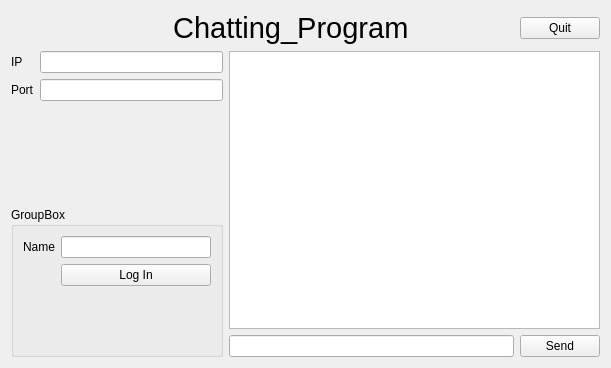
This is Qt_Project(master)/chatting_client.ui in jshs214/Qt_Project as Qt 5 draws it before an edit. The edited form follows.
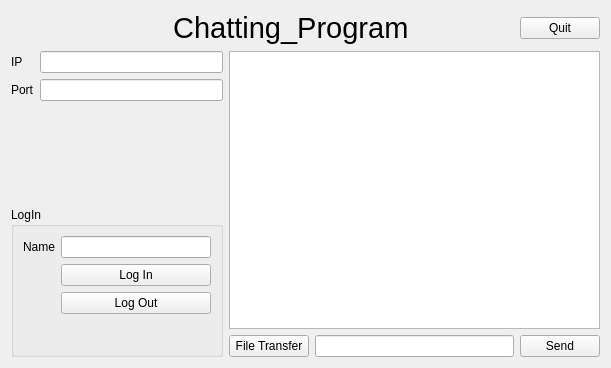
This is the edited form.

What changed in the file:
```diff
--- a/Qt_Project(master)/chatting_client.ui
+++ b/Qt_Project(master)/chatting_client.ui
@@ -120,7 +120,7 @@
        <item>
         <widget class="QGroupBox" name="groupBox">
          <property name="title">
-          <string>GroupBox</string>
+          <string>LogIn</string>
          </property>
          <layout class="QHBoxLayout" name="horizontalLayout_8">
           <item>
@@ -144,6 +144,13 @@
                 </property>
                </widget>
               </item>
+              <item row="2" column="1">
+               <widget class="QPushButton" name="logoutButton">
+                <property name="text">
+                 <string>Log Out</string>
+                </property>
+               </widget>
+              </item>
              </layout>
             </item>
            </layout>
@@ -160,6 +167,13 @@
        </item>
        <item>
         <layout class="QHBoxLayout" name="horizontalLayout">
+         <item>
+          <widget class="QPushButton" name="fileButton">
+           <property name="text">
+            <string>File Transfer</string>
+           </property>
+          </widget>
+         </item>
          <item>
           <widget class="QLineEdit" name="inputLine"/>
          </item>
```
Left out of the diff: 4 changed lines with no effect on the pictures. Lines whose indentation alone changed are shown as unchanged.
